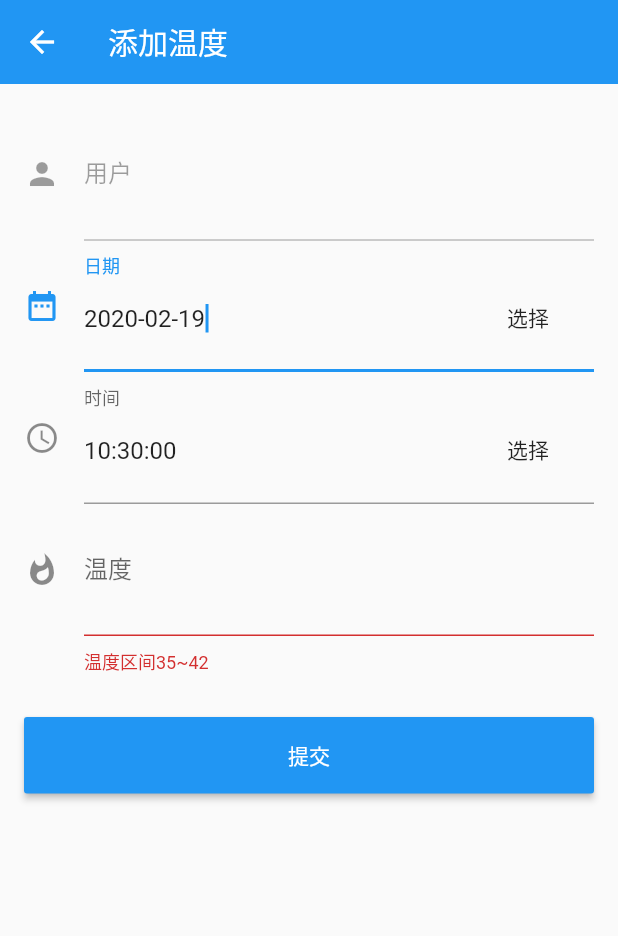
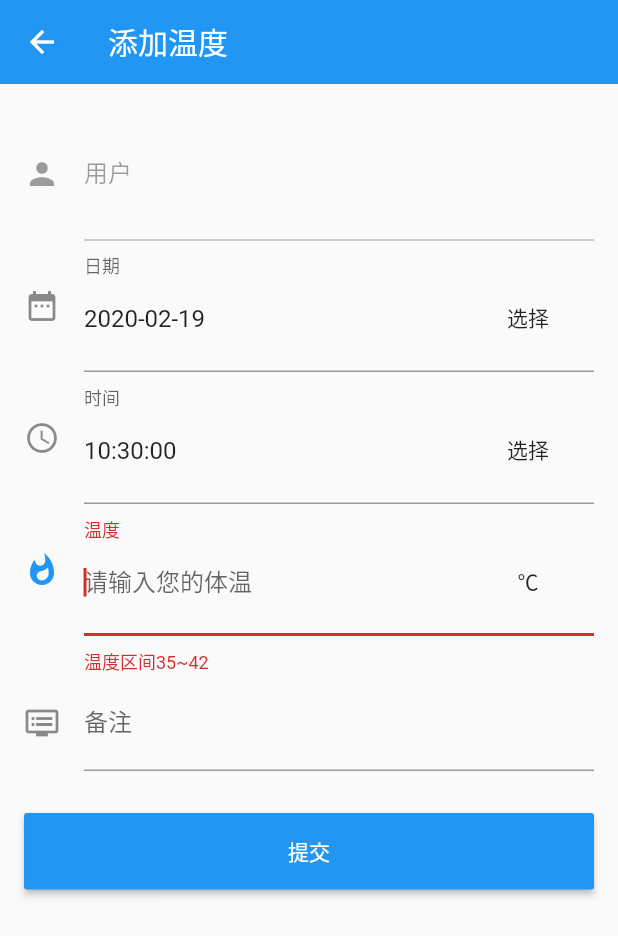
Before and after one commit to beeant0512/flutter-temperature, a Flutter app: the screen it shows after launch, after a tap on the "add" icon, on a phone screen of 412 x 824 dp. Shown: the top 936 px of the screen. Run offline on Flutter 3.47's test engine with Material 2 defaults, Android fonts, the phone set to English and light mode, and no system bars; our stand-ins replace sqflite; missing offline and left inert: flutter_cupertino_date_picker, flutter_echarts; accounts and stored records are empty.

Commit message:
添加备注字段

```diff
--- a/lib/database/SqlManager.dart
+++ b/lib/database/SqlManager.dart
@@ -1,9 +1,9 @@
 import 'package:path/path.dart';
+import 'package:path_provider/path_provider.dart';
 import 'package:sqflite/sqflite.dart';
-import 'package:path_provider/path_provider.dart';
 
 class SqlManager {
-  static const _VERSION = 1;
+  static const _VERSION = 2;
 
   static const _NAME = "xstudio.db";
 
@@ -19,9 +19,12 @@ class SqlManager {
         onCreate: (Database db, int version) async {
       // When creating the db, create the table
       await db.execute(
-          'CREATE TABLE temperature (id INTEGER PRIMARY KEY, user_id INTEGER, date TEXT, time TEXT, value INTEGER)');
+          'CREATE TABLE temperature (id INTEGER PRIMARY KEY, user_id INTEGER, date TEXT, time TEXT, value INTEGER, comment TEXT)');
       await db.execute(
           'CREATE TABLE user (id INTEGER PRIMARY KEY, name TEXT, gender TEXT, birthday INTEGER)');
+    }, onUpgrade: (Database db, int oldVersion, int newVersion) async {
+      // 版本 1 - > 2 数据库升级
+      await db.execute('ALTER TABLE `temperature` ADD `comment` TEXT');
     });
   }
 
--- a/lib/database/model/TemperatureModel.dart
+++ b/lib/database/model/TemperatureModel.dart
@@ -10,6 +10,8 @@ class TemperatureModel extends BaseModel {
 
   String time;
 
+  String comment;
+
   static TemperatureModel fromJson(Map<String, dynamic> map) {
     TemperatureModel model = new TemperatureModel();
     model.userId = map['user_id'];
@@ -17,6 +19,7 @@ class TemperatureModel extends BaseModel {
     model.date = map['date'];
     model.time = map['time'];
     model.id = map['id'];
+    model.comment = map['comment'];
     return model;
   }
 }
--- a/lib/temperature_list.dart
+++ b/lib/temperature_list.dart
@@ -40,9 +40,10 @@ class ListTemperaturePage extends StatelessWidget {
                   itemCount: temperatures.length,
                   itemBuilder: (BuildContext context, int index) {
                     return ListTile(
-                        subtitle: Text("${temperatures[index].date} ${temperatures[index].time}"),
+                        subtitle: Text(
+                            "${temperatures[index].date} ${temperatures[index].time}"),
                         title: Text(
-                            "${temperatures[index].value}℃"),
+                            "${temperatures[index].value}℃  ${temperatures[index].comment == null ? '' : temperatures[index].comment}"),
                         trailing: new FlatButton(
                           child: new Text("编辑 >"),
                           onPressed: () => {
--- a/lib/temperature_manage.dart
+++ b/lib/temperature_manage.dart
@@ -22,6 +22,7 @@ class ManageTemperaturePageState extends State<ManageTemperaturePage> {
   TextEditingController _userController = TextEditingController();
   TextEditingController _dayController = TextEditingController();
   TextEditingController _timeController = TextEditingController();
+  TextEditingController _commentController = TextEditingController();
   TemperatureModel temperature;
 
   GlobalKey _formKey = new GlobalKey<FormState>();
@@ -30,11 +31,12 @@ class ManageTemperaturePageState extends State<ManageTemperaturePage> {
   @override
   void initState() {
     super.initState();
-    if(null != temperature){
+    if (null != temperature) {
       _dayController.text = temperature.date;
       _timeController.text = temperature.time;
       _userController.text = temperature.userId.toString();
       _temperatureController.text = temperature.value.toString();
+      _commentController.text = temperature.comment;
     } else {
       var dateTimes = dateTime.toString().split(" ");
       _dayController.text = dateTimes[0];
@@ -85,7 +87,6 @@ class ManageTemperaturePageState extends State<ManageTemperaturePage> {
                           if (users.isEmpty) {
                             return TextFormField(
                               enableInteractiveSelection: false,
-                              autofocus: true,
                               decoration: new InputDecoration(
                                   icon: Icon(Icons.person),
                                   enabled: false,
@@ -145,7 +146,6 @@ class ManageTemperaturePageState extends State<ManageTemperaturePage> {
                   ),
                   TextFormField(
                     enableInteractiveSelection: false,
-                    autofocus: true,
                     decoration: new InputDecoration(
                         icon: Icon(Icons.date_range),
                         labelText: '日期',
@@ -158,7 +158,8 @@ class ManageTemperaturePageState extends State<ManageTemperaturePage> {
                                 _dayController.text =
                                     dateTime.toString().split(" ")[0];
                               },
-                                  initialDateTime:  DateTime.parse("${_dayController.text} ${_timeController.text}"),
+                                  initialDateTime: DateTime.parse(
+                                      "${_dayController.text} ${_timeController.text}"),
                                   locale: DateTimePickerLocale.zh_cn);
                             },
                             child: new Text("选择"))),
@@ -170,7 +171,6 @@ class ManageTemperaturePageState extends State<ManageTemperaturePage> {
                   TextFormField(
                       // *** this is important to prevent user interactive selection ***
                       enableInteractiveSelection: false,
-                      autofocus: true,
                       controller: _timeController,
                       decoration: new InputDecoration(
                           icon: Icon(Icons.access_time),
@@ -186,7 +186,8 @@ class ManageTemperaturePageState extends State<ManageTemperaturePage> {
                                       .split(" ")[1]
                                       .substring(0, 8);
                                 },
-                                    initialDateTime: DateTime.parse("${_dayController.text} ${_timeController.text}"),
+                                    initialDateTime: DateTime.parse(
+                                        "${_dayController.text} ${_timeController.text}"),
                                     locale: DateTimePickerLocale.zh_cn);
                               },
                               child: new Text("选择"))),
@@ -204,7 +205,10 @@ class ManageTemperaturePageState extends State<ManageTemperaturePage> {
                           icon: Icon(Icons.whatshot),
                           labelText: '温度',
                           hintText: '请输入您的体温',
-                          suffix: new FlatButton(child: new Text("℃"), onPressed: () => {},)),
+                          suffix: new FlatButton(
+                            child: new Text("℃"),
+                            onPressed: () => {},
+                          )),
                       validator: (v) {
                         var error = v.trim().length > 0 ? null : "温度不能为空";
                         error = v.compareTo("35") >= 0
@@ -212,6 +216,14 @@ class ManageTemperaturePageState extends State<ManageTemperaturePage> {
                             : "温度区间35~42";
                         return error;
                       }),
+                  TextFormField(
+                    controller: _commentController,
+                    decoration: new InputDecoration(
+                      icon: Icon(Icons.dvr),
+                      labelText: '备注',
+                      hintText: '请输入备注',
+                    ),
+                  ),
                   Padding(
                       padding: const EdgeInsets.only(top: 28.0),
                       child: Row(children: [
@@ -240,8 +252,9 @@ class ManageTemperaturePageState extends State<ManageTemperaturePage> {
                                 model.date = _dayController.text;
                                 model.time = _timeController.text;
                                 model.userId = int.parse(_userController.text);
-                                if(null != temperature){
-                                  model.id  = temperature.id;
+                                model.comment = _commentController.text;
+                                if (null != temperature) {
+                                  model.id = temperature.id;
                                   temperatureProvider.update(model);
                                 } else {
                                   temperatureProvider.insert(model);
```
Also changed, not shown: lib/database/provider/TemperatureProvider.dart (+14 -6 lines).
